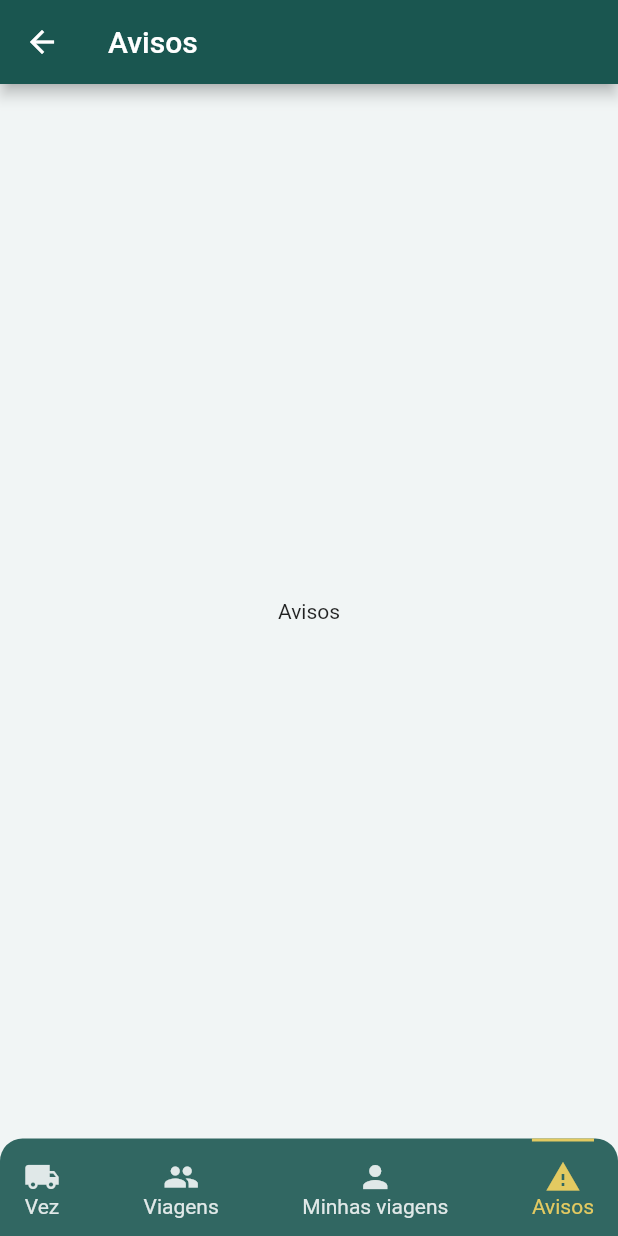
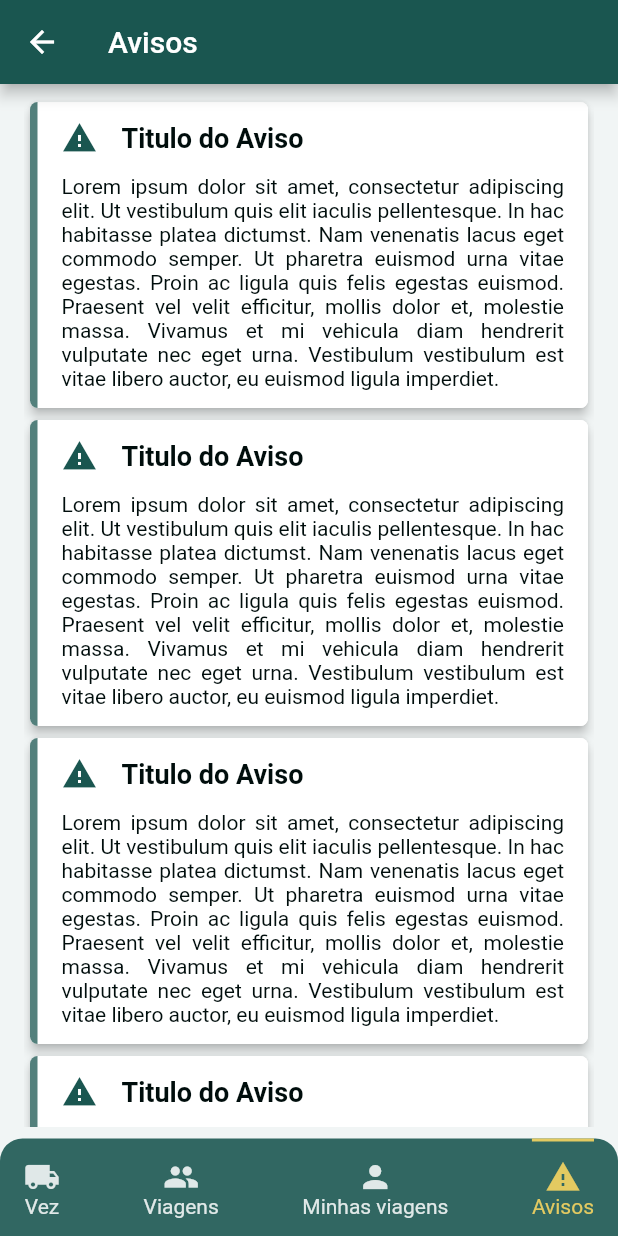
Before and after one commit to Wxze/desafio_coopertransc, a Flutter app: the HomeView screen opened by its route, item 4 of the bottom bar chosen, on a phone screen of 412 x 824 dp. Run offline on Flutter 3.47's test engine with Material 2 defaults, Android fonts, the phone set to English and light mode, and no system bars.

Commit message:
Add warning card and list to project

```diff
--- a/lib/view/my_trip_view.dart
+++ b/lib/view/my_trip_view.dart
@@ -1,5 +1,3 @@
-import 'dart:html';
-
 import 'package:flutter/material.dart';
 
 import '../widgets/trip_list_card.dart';
--- a/lib/view/warning_view.dart
+++ b/lib/view/warning_view.dart
@@ -1,6 +1,5 @@
+import 'package:desafio_coopertransc/widgets/warning_list_card.dart';
 import 'package:flutter/cupertino.dart';
-import 'package:flutter/src/foundation/key.dart';
-import 'package:flutter/src/widgets/framework.dart';
 
 class WarningView extends StatefulWidget {
   const WarningView({Key? key}) : super(key: key);
@@ -12,8 +11,18 @@ class WarningView extends StatefulWidget {
 class _WarningViewState extends State<WarningView> {
   @override
   Widget build(BuildContext context) {
-    return const Center(
-      child: Text('Avisos'),
+    return ListView.builder(
+      //itemCount: turnData.length,
+      itemCount: 8,
+      itemBuilder: (context, index) {
+        return tripListTile(index);
+      },
     );
   }
+
+  Widget tripListTile(int index) {
+    //return TripListCard(turnData[index]);
+    return const WarningListCard('Titulo do Aviso',
+        'Lorem ipsum dolor sit amet, consectetur adipiscing elit. Ut vestibulum quis elit iaculis pellentesque. In hac habitasse platea dictumst. Nam venenatis lacus eget commodo semper. Ut pharetra euismod urna vitae egestas. Proin ac ligula quis felis egestas euismod. Praesent vel velit efficitur, mollis dolor et, molestie massa. Vivamus et mi vehicula diam hendrerit vulputate nec eget urna. Vestibulum vestibulum est vitae libero auctor, eu euismod ligula imperdiet.');
+  }
 }
--- /dev/null
+++ b/lib/widgets/warning_list_card.dart
@@ -0,0 +1,53 @@
+import 'package:flutter/material.dart';
+
+class WarningListCard extends StatelessWidget {
+  final String title;
+  final String message;
+  const WarningListCard(this.title, this.message, {Key? key}) : super(key: key);
+
+  @override
+  Widget build(BuildContext context) {
+    return Card(
+        shape: RoundedRectangleBorder(borderRadius: BorderRadius.circular(5)),
+        elevation: 3,
+        child: ClipPath(
+          clipper: ShapeBorderClipper(
+              shape: RoundedRectangleBorder(
+            borderRadius: BorderRadius.circular(5),
+          )),
+          child: Container(
+              padding: const EdgeInsets.symmetric(horizontal: 16, vertical: 12),
+              decoration: BoxDecoration(
+                border: Border(
+                    left: BorderSide(
+                        color: const Color(0xFF1A5650).withOpacity(0.75),
+                        width: 5)),
+                color: Colors.white,
+              ),
+              child: Expanded(
+                  child: Column(
+                children: [
+                  Row(
+                    children: [
+                      const Icon(Icons.warning, color: Color(0xFF1A5650)),
+                      const SizedBox(width: 16),
+                      Text(title,
+                          style: const TextStyle(
+                            color: Color(0xFF000D0C),
+                            fontWeight: FontWeight.bold,
+                            fontSize: 18,
+                          ))
+                    ],
+                  ),
+                  const SizedBox(height: 12),
+                  Column(children: [
+                    Text(message,
+                        textAlign: TextAlign.justify,
+                        style: const TextStyle(
+                            color: Color(0xFF000D0C), fontSize: 14))
+                  ])
+                ],
+              ))),
+        ));
+  }
+}
```
